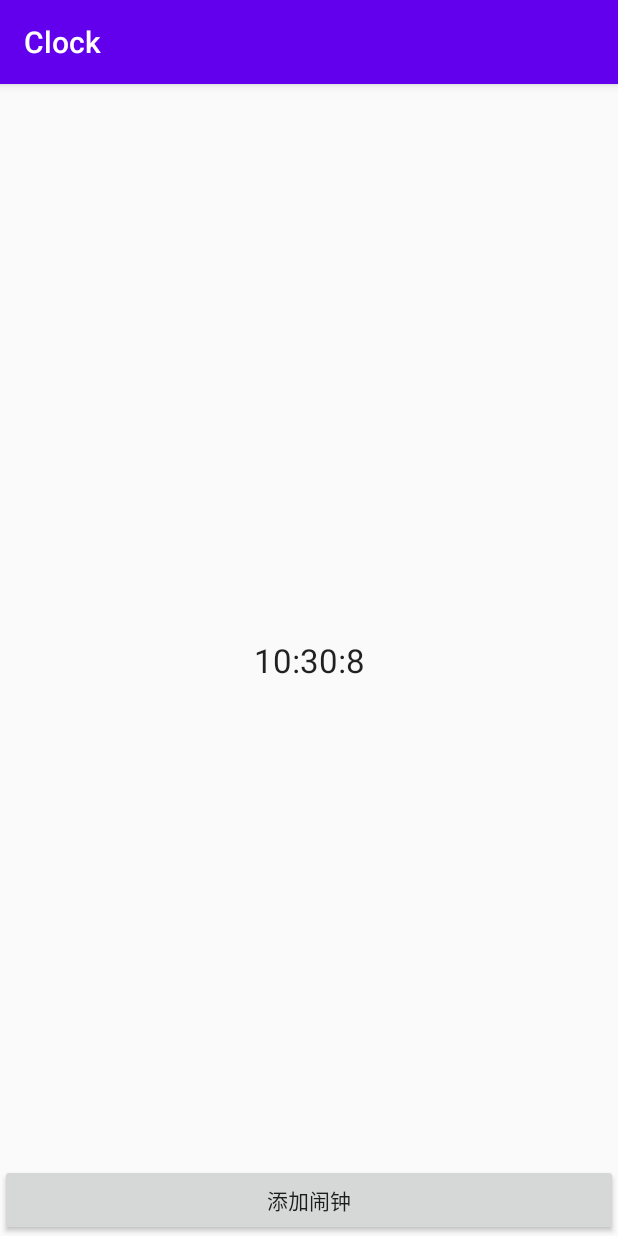
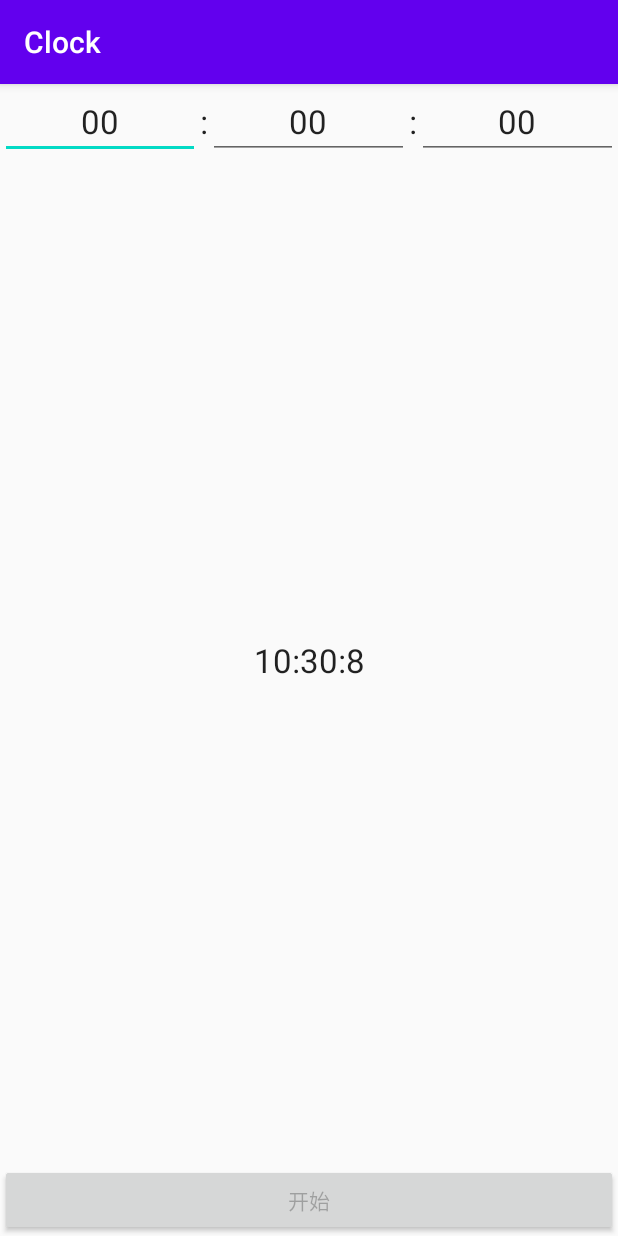
Before and after one commit to focus617/Clock, an Android app: the screen it shows after launch (MainActivity), on a phone screen of 412 x 824 dp. Run offline under Robolectric (Android 15) with nearby library versions, the phone set to English and light mode, and no system bars.

Commit message:
Implement timer view - 1st step: setup a timer and start countdown per second.

```diff
--- /dev/null
+++ b/app/src/main/java/com/example/clock/TimerView.java
@@ -0,0 +1,252 @@
+package com.example.clock;
+
+
+import android.app.AlertDialog;
+import android.content.Context;
+import android.os.Handler;
+import android.text.Editable;
+import android.text.TextUtils;
+import android.text.TextWatcher;
+import android.util.AttributeSet;
+import android.util.Log;
+import android.view.View;
+import android.widget.Button;
+import android.widget.EditText;
+import android.widget.LinearLayout;
+
+import java.util.Timer;
+import java.util.TimerTask;
+
+// 计时器的主要功能就是你先设定一个时间，然后点击开始，时间就会一秒一秒的减少
+public class TimerView extends LinearLayout {
+    private static final String TAG = "TimerView";
+
+    private static final int MSG_WHAT_TIME_IS_UP = 1;
+    private static final int MSG_WHAT_TIME_TICK = 2;
+
+    private int allTimeCount = 0;
+    private Timer timer = new Timer();
+    private TimerTask timerTask = null;
+    private Button btnStart, btnPause, btnResume, btnReset;
+    private EditText etHour, etMin, etSec;
+
+
+    public TimerView(Context context, AttributeSet attrs) {
+        super(context, attrs);
+    }
+
+    public TimerView(Context context) {
+        super(context);
+    }
+
+    @Override
+    protected void onFinishInflate() {
+        super.onFinishInflate();
+
+
+        btnStart = (Button) findViewById(R.id.btnStart);
+        btnPause = (Button) findViewById(R.id.btnPause);
+        btnResume = (Button) findViewById(R.id.btnResume);
+        btnReset = (Button) findViewById(R.id.btnReset);
+
+        btnStart.setOnClickListener(new OnClickListener() {
+
+            @Override
+            public void onClick(View v) {
+                startTimer();
+                btnStart.setVisibility(View.GONE);
+                btnPause.setVisibility(View.VISIBLE);
+                btnReset.setVisibility(View.VISIBLE);
+            }
+        });
+
+
+        etHour = (EditText) findViewById(R.id.etHour);
+        etMin = (EditText) findViewById(R.id.etMin);
+        etSec = (EditText) findViewById(R.id.etSec);
+
+        etHour.setText("00");
+        etHour.addTextChangedListener(new TextWatcher() {
+            @Override
+            public void beforeTextChanged(CharSequence s, int start, int count, int after) {
+
+            }
+
+            @Override
+            public void onTextChanged(CharSequence s, int start, int before, int count) {
+                /*
+                 * 这个方法是在Text改变过程中触发调用的， 它的意思就是说在原有的文本中，
+                 * 从start开始的count个字符替换长度为before的旧文本，
+                 * 注意这里没有将要之类的字眼，也就是说一句执行了替换动作。
+                 */
+                if (!TextUtils.isEmpty(s)) {
+
+                    int value = Integer.parseInt(s.toString());
+
+                    if (value > 59) {
+                        etHour.setText("59");
+                    } else if (value < 0) {
+                        etHour.setText("00");
+                    }
+                }
+                checkToEnableBtnStart();
+
+            }
+
+            @Override
+            public void afterTextChanged(Editable s) {
+
+            }
+        });
+
+        etMin.setText("00");
+        etMin.addTextChangedListener(new TextWatcher() {
+
+            @Override
+            public void beforeTextChanged(CharSequence s, int start, int count,
+                                          int after) {
+            }
+
+            @Override
+            public void onTextChanged(CharSequence s, int start, int before,
+                                      int count) {
+                if (!TextUtils.isEmpty(s)) {
+
+                    int value = Integer.parseInt(s.toString());
+
+                    if (value > 59) {
+                        etMin.setText("59");
+                    } else if (value < 0) {
+                        etMin.setText("00");
+                    }
+                }
+                checkToEnableBtnStart();
+            }
+
+
+            @Override
+            public void afterTextChanged(Editable s) {
+            }
+        });
+
+
+        etSec.setText("00");
+        etSec.addTextChangedListener(new TextWatcher() {
+
+            @Override
+            public void beforeTextChanged(CharSequence s, int start, int count,
+                                          int after) {
+            }
+
+            @Override
+            public void onTextChanged(CharSequence s, int start, int before,
+                                      int count) {
+                if (!TextUtils.isEmpty(s)) {
+
+                    int value = Integer.parseInt(s.toString());
+
+                    if (value > 59) {
+                        etSec.setText("59");
+                    } else if (value < 0) {
+                        etSec.setText("00");
+                    }
+                }
+                checkToEnableBtnStart();
+            }
+
+            @Override
+            public void afterTextChanged(Editable s) {
+            }
+        });
+
+
+        btnStart.setVisibility(View.VISIBLE);
+        btnStart.setEnabled(false);
+        btnPause.setVisibility(View.GONE);
+        btnResume.setVisibility(View.GONE);
+        btnReset.setVisibility(View.GONE);
+    }
+
+    // 检查时分秒数据的有效性，若有效就启用
+    private void checkToEnableBtnStart() {
+        btnStart.setEnabled((!TextUtils.isEmpty(etHour.getText()) && Integer
+                .parseInt(etHour.getText().toString()) > 0)
+                || (!TextUtils.isEmpty(etMin.getText()) && Integer
+                .parseInt(etMin.getText().toString()) > 0)
+                || (!TextUtils.isEmpty(etSec.getText()) && Integer
+                .parseInt(etSec.getText().toString()) > 0));
+    }
+
+    private void startTimer() {
+        Log.d(TAG, "startTimer: ");
+
+        if (timerTask == null) {
+            allTimeCount = Integer.parseInt(etHour.getText().toString()) * 60
+                    * 60 + Integer.parseInt(etMin.getText().toString()) * 60
+                    + Integer.parseInt(etSec.getText().toString());
+            timerTask = new TimerTask() {
+
+                @Override
+                public void run() {
+                    Log.d(TAG, "run: timer count--");
+
+                    allTimeCount--;
+
+                    // 因为 TimerTask在一个线程里面，需要使用Handler通知Activity
+                    handle.sendEmptyMessage(MSG_WHAT_TIME_TICK);
+                    if (allTimeCount <= 0) {
+                        Log.d(TAG, "run: time is up!");
+
+                        handle.sendEmptyMessage(MSG_WHAT_TIME_IS_UP);
+                        stopTimer();
+                    }
+                }
+            };
+            timer.schedule(timerTask, 1000, 1000);
+        }
+    }
+
+    private void stopTimer() {
+        Log.d(TAG, "stopTimer: ");
+
+        if (timerTask != null) {
+            timerTask.cancel();
+            timerTask = null;
+        }
+    }
+
+    private Handler handle = new Handler(){
+
+        public void handleMessage(android.os.Message msg) {
+            switch (msg.what) {
+                case MSG_WHAT_TIME_TICK:
+                    int hour = allTimeCount/60/60;
+                    int min = (allTimeCount/60)%60;
+                    int sec = allTimeCount%60;
+
+                    etHour.setText(hour+"");
+                    etMin.setText(min+"");
+                    etSec.setText(sec+"");
+                    break;
+
+                case MSG_WHAT_TIME_IS_UP:
+                    new AlertDialog.Builder(getContext())
+                            .setTitle("Time is up!")
+                            .setMessage("Time is up!")
+                            .setNegativeButton("Cancel", null).show();
+
+                    btnReset.setVisibility(View.GONE);
+                    btnResume.setVisibility(View.GONE);
+                    btnPause.setVisibility(View.GONE);
+                    btnStart.setVisibility(View.VISIBLE);
+                    break;
+
+                default:
+                    break;
+            }
+        };
+    };
+
+
+
+}
--- a/app/src/main/res/layout/activity_main.xml
+++ b/app/src/main/res/layout/activity_main.xml
@@ -52,22 +52,110 @@
                         android:id="@+id/lvAlarmlist"
                         android:layout_width="fill_parent"
                         android:layout_height="0dp"
-                        android:layout_weight="1" >
-                    </ListView>
+                        android:layout_weight="1"></ListView>
 
                     <Button
                         android:id="@+id/btnAddAlarm"
-                        android:text="@string/add_alarm"
                         android:layout_width="fill_parent"
-                        android:layout_height="wrap_content">
-                    </Button>
+                        android:layout_height="wrap_content"
+                        android:text="@string/add_alarm"></Button>
                 </com.example.clock.AlarmView>
 
-                <LinearLayout
+                <com.example.clock.TimerView
                     android:id="@+id/tabTimer"
                     android:layout_width="match_parent"
                     android:layout_height="match_parent"
-                    android:orientation="vertical"></LinearLayout>
+                    android:orientation="vertical">
+
+                    <LinearLayout
+                        android:layout_width="fill_parent"
+                        android:layout_height="0dp"
+                        android:layout_weight="1"
+                        android:orientation="horizontal">
+
+                        <EditText
+                            android:id="@+id/etHour"
+                            android:layout_width="0dp"
+                            android:layout_height="wrap_content"
+                            android:layout_weight="1"
+                            android:inputType="number"
+                            android:maxLength="2"
+                            android:singleLine="true"
+                            android:textAppearance="?android:attr/textAppearanceLarge"
+                            android:gravity="center"/>
+
+                        <TextView
+                            android:layout_width="wrap_content"
+                            android:layout_height="wrap_content"
+                            android:text=":"
+                            android:textAppearance="?android:attr/textAppearanceLarge" />
+
+                        <EditText
+                            android:id="@+id/etMin"
+                            android:layout_width="0dp"
+                            android:layout_height="wrap_content"
+                            android:layout_weight="1"
+                            android:inputType="number"
+                            android:maxLength="2"
+
+                            android:singleLine="true"
+                            android:textAppearance="?android:attr/textAppearanceLarge"
+                            android:gravity="center"/>
+
+                        <TextView
+                            android:layout_width="wrap_content"
+                            android:layout_height="wrap_content"
+                            android:text=":"
+                            android:textAppearance="?android:attr/textAppearanceLarge" />
+
+                        <EditText
+                            android:id="@+id/etSec"
+                            android:layout_width="0dp"
+                            android:layout_height="wrap_content"
+                            android:layout_weight="1"
+                            android:inputType="number"
+                            android:maxLength="2"
+                            android:singleLine="true"
+                            android:textAppearance="?android:attr/textAppearanceLarge"
+                            android:gravity="center"/>
+                    </LinearLayout>
+
+                    <LinearLayout
+                        android:id="@+id/btnGroup"
+                        android:layout_width="fill_parent"
+                        android:layout_height="wrap_content"
+                        android:orientation="horizontal">
+
+                        <Button
+                            android:id="@+id/btnStart"
+                            android:layout_width="0dp"
+                            android:layout_height="wrap_content"
+                            android:layout_weight="1"
+                            android:text="@string/start" />
+
+                        <Button
+                            android:id="@+id/btnPause"
+                            android:layout_width="0dp"
+                            android:layout_height="wrap_content"
+                            android:layout_weight="1"
+                            android:text="@string/pause" />
+
+                        <Button
+                            android:id="@+id/btnResume"
+                            android:layout_width="0dp"
+                            android:layout_height="wrap_content"
+                            android:layout_weight="1"
+                            android:text="@string/resume" />
+
+                        <Button
+                            android:id="@+id/btnReset"
+                            android:layout_width="0dp"
+                            android:layout_height="wrap_content"
+                            android:layout_weight="1"
+                            android:text="@string/reset" />
+                    </LinearLayout>
+
+                </com.example.clock.TimerView>
 
                 <LinearLayout
                     android:id="@+id/tabStopWatch"
--- a/app/src/main/res/values/strings.xml
+++ b/app/src/main/res/values/strings.xml
@@ -3,6 +3,10 @@
     <string name="add_alarm">添加闹钟</string>
     <string name="title_activity_play_alarm">PlayAlarmActivity</string>
     <string name="play_sound">播放闹钟声音</string>
+    <string name="start">开始</string>
+    <string name="pause">暂停</string>
+    <string name="resume">继续</string>
+    <string name="reset">重启</string>
     <!--
     This string is used for square devices and overridden by hello_world in
     values-round/strings.xml for round devices.
```
